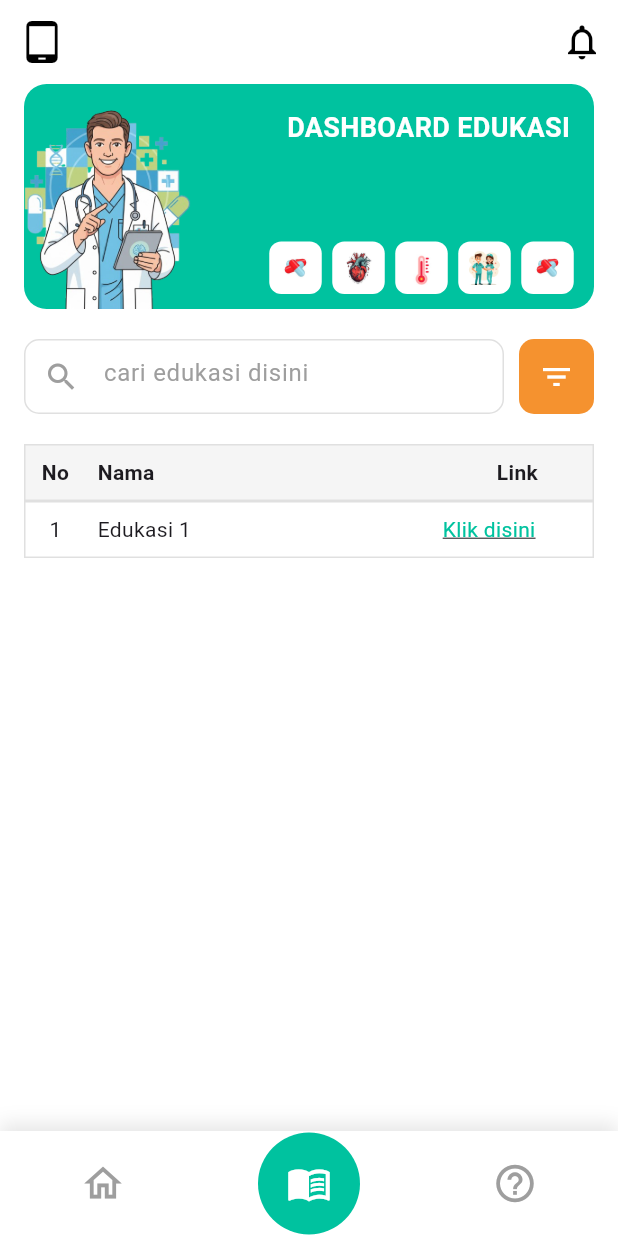
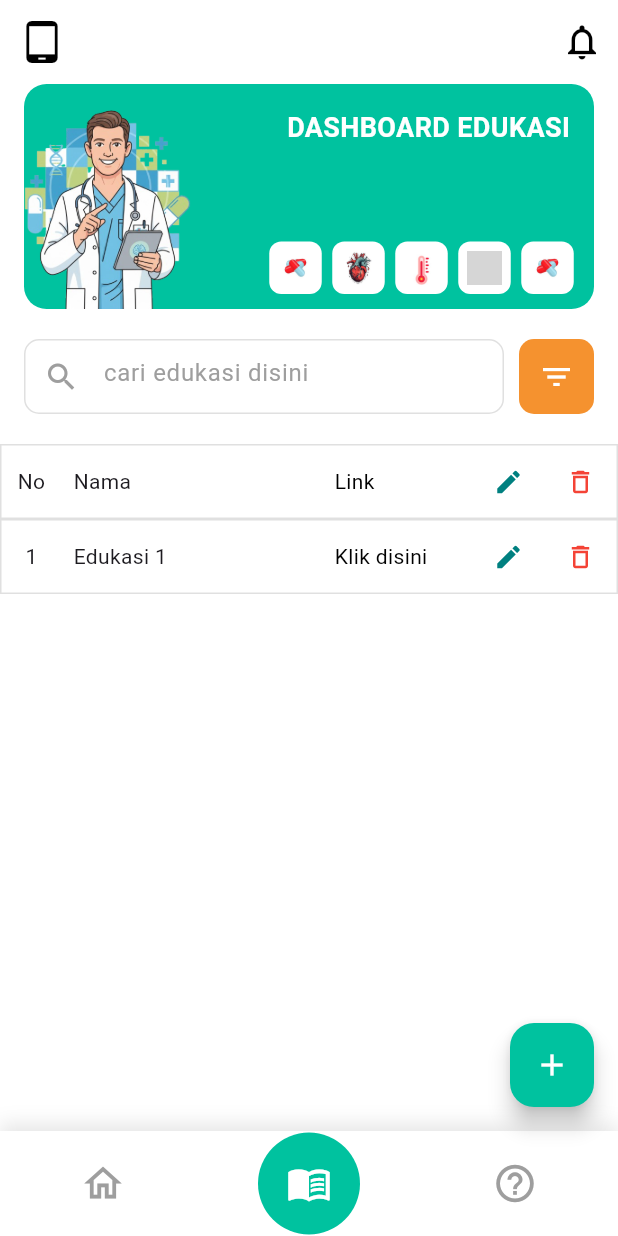
Before and after one commit to whsasmita/Tirtha-App, a Flutter app: the EducationDashboardPage screen opened by its route, on a phone screen of 412 x 824 dp. Run offline on Flutter 3.47's test engine with Material 3 defaults, Android fonts, the phone set to English and light mode, and no system bars; grey boxes are pictures that could not be loaded.

Commit message:
update dashboard

```diff
--- a/lib/presentation/pages/education_page.dart
+++ b/lib/presentation/pages/education_page.dart
@@ -29,83 +29,59 @@
     }
   }
 
-  Widget _buildEducationTable() {
-    return Padding(
-      padding: const EdgeInsets.symmetric(horizontal: 16.0),
-      child: Column(
-        children: [
-          Container(
+  Widget _buildEducationTableItem(
+    BuildContext context,
+    String no,
+    String name,
+    String link,
+  ) {
+    return Container(
       decoration: BoxDecoration(
         border: Border.all(color: Colors.grey.shade300),
-              color: Colors.grey.shade100,
       ),
-            child: const IntrinsicHeight(
+      child: IntrinsicHeight(
         child: Row(
           children: [
-                  SizedBox(
-                    width: 40,
-                    child: Text(
-                      'No',
-                      textAlign: TextAlign.center,
-                      style: TextStyle(fontWeight: FontWeight.bold),
+            SizedBox(width: 40, child: Text(no, textAlign: TextAlign.center)),
+            Expanded(
+              child: Padding(
+                padding: const EdgeInsets.all(8.0),
+                child: Text(name),
               ),
             ),
-                  Expanded(
-                    child: Padding(
-                      padding: EdgeInsets.symmetric(
+            Container(
+              width: 100,
+              padding: const EdgeInsets.symmetric(
                 horizontal: 8.0,
                 vertical: 8.0,
               ),
               child: Text(
-                        'Nama',
-                        style: TextStyle(fontWeight: FontWeight.bold),
+                link,
+                style: const TextStyle(
+                  color: Colors.black,
+                  decorationColor: AppColors.secondary,
                 ),
               ),
             ),
-                  SizedBox(
-                    width: 100,
-                    child: Text(
-                      'Link',
-                      textAlign: TextAlign.center,
-                      style: TextStyle(fontWeight: FontWeight.bold),
+
+            IconButton(
+              icon: const Icon(Icons.edit, size: 20, color: AppColors.primary),
+              onPressed: () {
+                // TODO: Logika untuk mengedit item
+              },
             ),
+            IconButton(
+              icon: const Icon(
+                Icons.delete_outline,
+                size: 20,
+                color: Colors.red,
+              ),
+              onPressed: () {
+                // TODO: Logika untuk menghapus item
+              },
             ),
           ],
         ),
-            ),
-          ),
-          Container(
-            decoration: BoxDecoration(
-              border: Border.all(color: Colors.grey.shade300),
-            ),
-            child: const IntrinsicHeight(
-              child: Row(
-                children: [
-                  SizedBox(
-                    width: 40,
-                    child: Text('1', textAlign: TextAlign.center),
-                  ),
-                  Expanded(
-                    child: Padding(
-                      padding: EdgeInsets.all(8.0),
-                      child: Text('Edukasi 1'),
-                    ),
-                  ),
-                  SizedBox(
-                    width: 100,
-                    child: Text(
-                      'Klik disini',
-                      style: TextStyle(
-                        color: AppColors.secondary,
-                        decoration: TextDecoration.underline,
-                      ),
-                    ),
-                  ),
-                ],
-              ),
-            ),
-          ),
-        ],
       ),
     );
   }
@@ -169,7 +145,8 @@
               ),
             ),
             const SizedBox(height: 20),
-            _buildEducationTable(),
+            _buildEducationTableItem(context, 'No', 'Nama', 'Link'),
+            _buildEducationTableItem(context, '1', 'Edukasi 1', 'Klik disini'),
             const SizedBox(height: 80),
           ],
         ),
@@ -178,6 +155,13 @@
         selectedIndex: _selectedIndex,
         onItemTapped: _onItemTapped,
       ),
+      floatingActionButton: FloatingActionButton(
+        onPressed: () {
+          Navigator.pushNamed(context, AppRoutes.createEducation);
+        },
+        backgroundColor: AppColors.secondary,
+        child: const Icon(Icons.add, color: Colors.white),
+      ),
     );
   }
 }
--- a/lib/presentation/pages/login_page.dart
+++ b/lib/presentation/pages/login_page.dart
@@ -17,7 +17,7 @@
           crossAxisAlignment: CrossAxisAlignment.stretch,
           children: [
             const SizedBox(height: 80),
-            Center(child: Image.asset('assets/logoTirthaApp.png', height: 280)),
+            Center(child: Image.asset('assets/logo_tirtha_app.png', height: 280)),
             const SizedBox(height: 5),
             const Text(
               'Email / No HP',
--- a/lib/presentation/pages/preview_page.dart
+++ b/lib/presentation/pages/preview_page.dart
@@ -20,7 +20,7 @@
 
             Center(
               child: Image.asset(
-                'assets/IconDoctor.png',
+                'assets/icon_doctor.png',
                 height: screenHeight * 0.4,
                 fit: BoxFit.contain,
               ),
--- a/lib/presentation/pages/quiz_list_page.dart
+++ b/lib/presentation/pages/quiz_list_page.dart
@@ -62,7 +62,7 @@
                   width: 50,
                   height: 50,
                   decoration: BoxDecoration(
-                    color: AppColors.secondary, // Warna hijau
+                    color: AppColors.secondary,
                     borderRadius: BorderRadius.circular(10),
                   ),
                   child: IconButton(
@@ -81,7 +81,7 @@
                 crossAxisCount: 2,
                 crossAxisSpacing: 16.0,
                 mainAxisSpacing: 16.0,
-                childAspectRatio: 0.7,
+                childAspectRatio: 1.4,
               ),
               itemCount: quizItems.length * 3,
               itemBuilder: (context, index) {
--- a/lib/presentation/pages/register_page.dart
+++ b/lib/presentation/pages/register_page.dart
@@ -18,7 +18,7 @@
           children: [
             const SizedBox(height: 80),
 
-            Center(child: Image.asset('assets/logoTirthaApp.png', height: 280)),
+            Center(child: Image.asset('assets/logo_tirtha_app.png', height: 280)),
             const SizedBox(height: 5),
 
             const Text(
--- a/pubspec.yaml
+++ b/pubspec.yaml
@@ -68,13 +68,14 @@
   #   - images/a_dot_ham.jpeg
 
   assets:
-    - assets/IconDoctor.png
-    - assets/logoTirthaApp.png
+    - assets/icon_doctor.png
+    - assets/logo_tirtha_app.png
     - assets/doctor.png
     - assets/heart.png
     - assets/pil.png
     - assets/temperature.png
     - assets/quiz.jpg
+    - assets/thumbnail_yt.png
 
   # An image asset can refer to one or more resolution-specific "variants", see
   # https://flutter.dev/to/resolution-aware-images
```
Also changed, not shown: lib/presentation/pages/education_list_page.dart (+11 -11 lines), lib/presentation/pages/profile_page.dart (+6 -1 lines), lib/presentation/pages/quiz_page.dart (+52 -24 lines), assets/icon_doctor.png (renamed from assets/IconDoctor.png), assets/logo_tirtha_app.png (renamed from assets/logoTirthaApp.png), assets/thumbnail_yt.png (added), pubspec.lock, 3 other files. Lines whose indentation alone changed are shown as unchanged.
